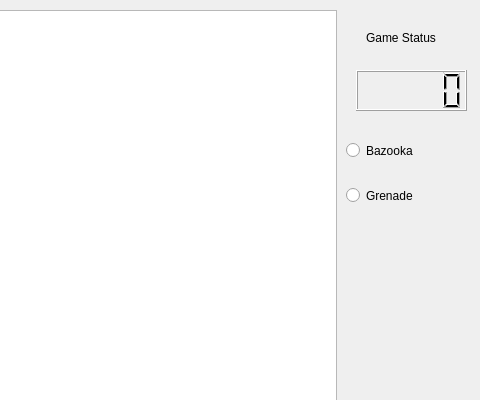
Qt form mainwindow.ui (JamesZFS/Warzone) before a commit; both pictures show x 544 to 1024 and y 0 to 400 of the 1024 by 768 pixel window.
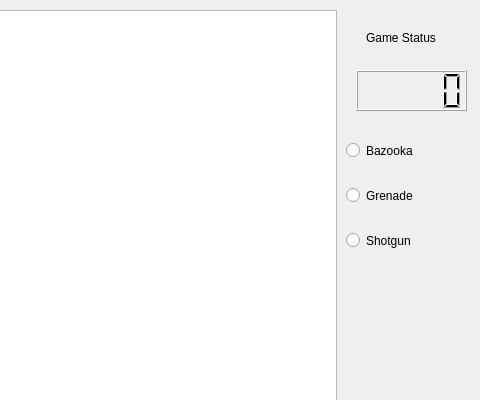
The same form after that commit. Icons and pictures are not drawn.

```diff
--- a/mainwindow.ui
+++ b/mainwindow.ui
@@ -149,6 +149,29 @@
     </size>
    </property>
   </widget>
+  <widget class="QRadioButton" name="rbt_shotgun">
+   <property name="geometry">
+    <rect>
+     <x>890</x>
+     <y>220</y>
+     <width>121</width>
+     <height>41</height>
+    </rect>
+   </property>
+   <property name="text">
+    <string>Shotgun</string>
+   </property>
+   <property name="icon">
+    <iconset resource="res.qrc">
+     <normaloff>:/res/W4_Shotgun.png</normaloff>:/res/W4_Shotgun.png</iconset>
+   </property>
+   <property name="iconSize">
+    <size>
+     <width>40</width>
+     <height>40</height>
+    </size>
+   </property>
+  </widget>
   <action name="actionstart">
    <property name="text">
     <string>start</string>
```
